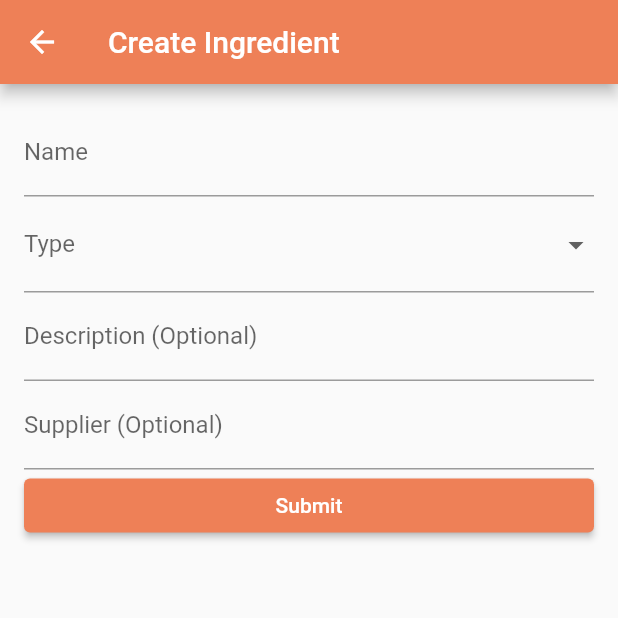
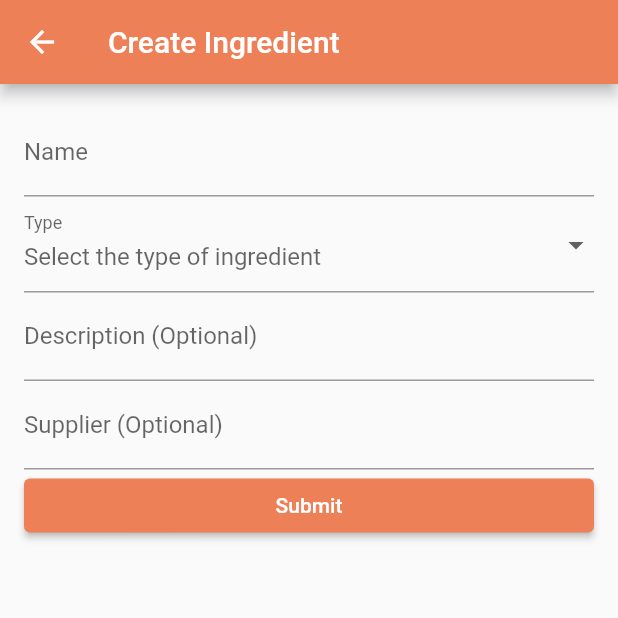
Before and after one commit to yanik23/TB-Frontend, a Flutter app: the CreateIngredientScreen screen opened directly, on a phone screen of 412 x 824 dp, the top half of it. Run offline on Flutter 3.47's test engine with Material 2 defaults, Android fonts, the phone set to English and light mode, and no system bars; our stand-ins replace flutter_riverpod, flutter_secure_storage, pdf, qr_flutter, sqflite, transparent_image; missing offline and left inert: barcode_image, dart:html; accounts and stored records are empty; network calls fail.

Commit message:
fixing loading screen placement
Signed-off-by: yanik23 <ylange@windowslive.com>

```diff
--- a/tb_frontend/lib/models/ingredient.dart
+++ b/tb_frontend/lib/models/ingredient.dart
@@ -26,11 +26,11 @@ class Ingredient {
   final int id;
   final String name;
   final String type;
-  final String description;
-  final String supplier;
+  final String? description;
+  final String? supplier;
 
 
-  const Ingredient(this.id, this.name, this.type, { required this.description, required this.supplier});
+  const Ingredient(this.id, this.name, this.type, { this.description, this.supplier});
 
   factory Ingredient.fullFromJson(Map<String, dynamic> json) {
     return Ingredient(
@@ -54,7 +54,7 @@ class Ingredient {
 
   Map<String, dynamic> toJson() => {
     'name': name,
-    'currentType': type,
+    'currentType': type.split('.').last,
     'description': description,
     'supplier': supplier,
   };
@@ -105,7 +105,7 @@ Future<List<Ingredient>> fetchIngredients() async {
   }
 }
 
-Future<Ingredient> insertIngredient(Ingredient ingredient) async {
+Future<Ingredient> createIngredient(Ingredient ingredient) async {
   final token = await SecureStorageManager.read('KEY_TOKEN');
 
   if(token != null) {
--- a/tb_frontend/lib/screens/clients/clientsScreen.dart
+++ b/tb_frontend/lib/screens/clients/clientsScreen.dart
@@ -133,7 +133,7 @@ class _ClientsScreenState extends State<ClientsScreen> {
         } else if (snapshot.hasError) {
           return Text("${snapshot.error}");
         }
-        return const CircularProgressIndicator();
+        return const Center(child: CircularProgressIndicator());
       },
     );
     return Scaffold(
--- a/tb_frontend/lib/screens/clients/createClientScreen.dart
+++ b/tb_frontend/lib/screens/clients/createClientScreen.dart
@@ -65,7 +65,7 @@ class _CreateClientScreenState extends State<CreateClientScreen> {
                 initialValue: _name,
                 validator: (value) {
                   if (value == null || value.isEmpty) {
-                    return 'Please enter a name';
+                    return 'Please enter a valid name';
                   }
                   return null;
                 },
--- a/tb_frontend/lib/screens/dishes/dishesScreen.dart
+++ b/tb_frontend/lib/screens/dishes/dishesScreen.dart
@@ -40,7 +40,7 @@ class DishesScreen extends StatelessWidget {
         } else if (snapshot.hasError) {
           return Text("${snapshot.error}");
         }
-        return const CircularProgressIndicator();
+        return const Center(child: CircularProgressIndicator());
       },
     );
 
--- a/tb_frontend/lib/screens/ingredients/createIngredientScreen.dart
+++ b/tb_frontend/lib/screens/ingredients/createIngredientScreen.dart
@@ -7,7 +7,8 @@ import '../../models/ingredient.dart';
 
 
 class CreateIngredientScreen extends StatefulWidget {
-  const CreateIngredientScreen({Key? key}) : super(key: key);
+  final Ingredient? ingredient;
+  const CreateIngredientScreen({this.ingredient, super.key});
 
   @override
   State<CreateIngredientScreen> createState() => _CreateIngredientScreenState();
@@ -16,17 +17,31 @@ class CreateIngredientScreen extends StatefulWidget {
 class _CreateIngredientScreenState extends State<CreateIngredientScreen> {
   final _formKey = GlobalKey<FormState>();
 
-  int id = 0;
-  String name = '';
-  String? description;
-  String currentType = '';
-  String supplier = '';
+  int _id = 0;
+  String _name = '';
+  String _currentType = '';
+  String? _description;
+  String? _supplier = '';
+
+  @override
+  void initState() {
+    if (widget.ingredient != null) {
+      super.initState();
+      setState(() {
+        _id = widget.ingredient!.id;
+        _name = widget.ingredient!.name;
+        _description = widget.ingredient!.description;
+        _currentType = widget.ingredient!.type;
+        _supplier = widget.ingredient!.supplier;
+      });
+    }
+  }
 
   @override
   Widget build(BuildContext context) {
     return Scaffold(
       appBar: AppBar(
-        title: Text('Create Ingredient'),
+        title: const Text('Create Ingredient'),
       ),
       body: Padding(
         padding: const EdgeInsets.all(16.0),
@@ -38,8 +53,9 @@ class _CreateIngredientScreenState extends State<CreateIngredientScreen> {
               TextFormField(
                 decoration: const InputDecoration(
                   labelText: 'Name',
-                  //hintText: 'Enter the name of the dish',
+                  hintText: 'Enter the ingredient name',
                 ),
+                initialValue: _name,
                 validator: (value) {
                   if (value == null || value.isEmpty || value.trim().isEmpty) {
                     return 'Please enter a valid name';
@@ -47,16 +63,17 @@ class _CreateIngredientScreenState extends State<CreateIngredientScreen> {
                   return null;
                 },
                 onSaved: (value) {
-                  name = value!;
+                  _name = value!;
                 },
               ),
 
               DropdownButtonFormField(
-                decoration: const InputDecoration(labelText: 'Type'),
-                //value: _selectedDishSize,
+                decoration: const InputDecoration(
+                    labelText: 'Type',
+                    hintText: 'Select the type of ingredient'),
                 onChanged: (value) {
                   setState(() {
-                    currentType = value.toString().toUpperCase();
+                    _currentType = value.toString().toUpperCase();
                   });
                 },
                 items: IngredientType.values
@@ -76,31 +93,21 @@ class _CreateIngredientScreenState extends State<CreateIngredientScreen> {
               TextFormField(
                 decoration: const InputDecoration(
                   labelText: 'Description (Optional)',
-                  //hintText: 'Enter the name of the dish',
+                  hintText: 'Enter the description',
                 ),
-                /*validator: (value) {
-                  if (value == null || value.isEmpty || value.trim().isEmpty) {
-                    return 'Please enter a description';
-                  }
-                  return null;
-                },*/
+                initialValue: _description,
                 onSaved: (value) {
-                  description = value!;
+                  _description = value!;
                 },
               ),
               TextFormField(
                 decoration: const InputDecoration(
                   labelText: 'Supplier (Optional)',
-                  //hintText: 'Enter the name of the dish',
+                  hintText: 'Enter the supplier',
                 ),
-                /*validator: (value) {
-                  if (value == null || value.isEmpty || value.trim().isEmpty) {
-                    return 'Please enter a supplier';
-                  }
-                  return null;
-                },*/
+                initialValue: _supplier,
                 onSaved: (value) {
-                  supplier = value!;
+                  _supplier = value!;
                 },
               ),
               ElevatedButton(
@@ -108,6 +115,23 @@ class _CreateIngredientScreenState extends State<CreateIngredientScreen> {
                   if (_formKey.currentState!.validate()) {
                     _formKey.currentState!.save();
                   }
+
+                  Ingredient newIngredient = Ingredient(
+                    _id,
+                    _name,
+                    _currentType,
+                    description: _description,
+                    supplier: _supplier,
+                  );
+
+                  Future<Ingredient> resultIngredient;
+                  if (widget.ingredient == null) {
+                    resultIngredient = createIngredient(newIngredient);
+                  } else {
+                    resultIngredient = updateIngredient(newIngredient);
+                  }
+                  resultIngredient.whenComplete(() => Navigator.of(context).pop(resultIngredient));
+
                 },
                 child: const Text('Submit'),
               ),
--- a/tb_frontend/lib/screens/ingredients/ingredientDetailsScreen.dart
+++ b/tb_frontend/lib/screens/ingredients/ingredientDetailsScreen.dart
@@ -3,17 +3,41 @@
 import 'package:flutter/material.dart';
 
 import '../../models/ingredient.dart';
+import 'createIngredientScreen.dart';
 
-class IngredientDetailsScreen extends StatelessWidget {
+class IngredientDetailsScreen extends StatefulWidget {
   //static const routeName = '/dish-details-screen';
 
   final Ingredient tempIngredient;
 
-  late Future<Ingredient> ingredient = fetchIngredient(tempIngredient.id);
-
   IngredientDetailsScreen(this.tempIngredient, {super.key});
 
+  @override
+  State<IngredientDetailsScreen> createState() => _IngredientDetailsScreenState();
+}
 
+class _IngredientDetailsScreenState extends State<IngredientDetailsScreen> {
+  late Future<Ingredient> ingredient;
+
+  @override
+  void initState() {
+    super.initState();
+    ingredient = fetchIngredient(widget.tempIngredient.id);
+  }
+
+
+  void _editIngredient(Ingredient i) async {
+    final updatedIngredient = await Navigator.of(context).push(
+      MaterialPageRoute(
+        builder: (ctx) => CreateIngredientScreen(ingredient: i),
+      ),
+    );
+    if(updatedIngredient != null) {
+      setState(() {
+        ingredient = fetchIngredient(updatedIngredient.id);
+      });
+    }
+  }
   @override
   Widget build(BuildContext context) {
     return Scaffold(
@@ -97,8 +121,7 @@ class IngredientDetailsScreen extends StatelessWidget {
                   const SizedBox(height: 32.0),
 
                   ElevatedButton(onPressed: () {
-
-                    // _isEditable = !_isEditable;
+                    _editIngredient(snapshot.data!);
                   }, child: Text('Edit')),
 
                 ],
--- a/tb_frontend/lib/screens/ingredients/ingredientsScreen.dart
+++ b/tb_frontend/lib/screens/ingredients/ingredientsScreen.dart
@@ -121,7 +121,7 @@ class _IngredientsScreenState extends State<IngredientsScreen> {
         } else if (snapshot.hasError) {
           return Text("${snapshot.error}");
         }
-        return const CircularProgressIndicator();
+        return const Center(child: CircularProgressIndicator());
       },
     );
 
```
